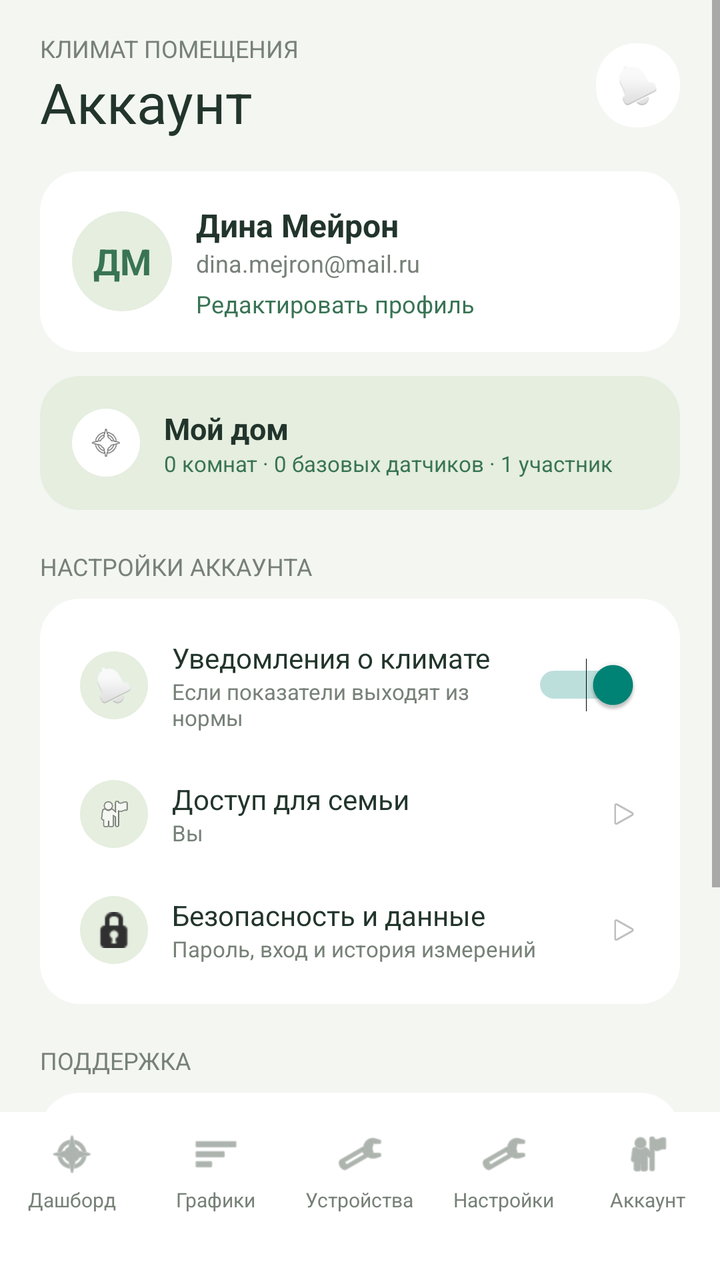
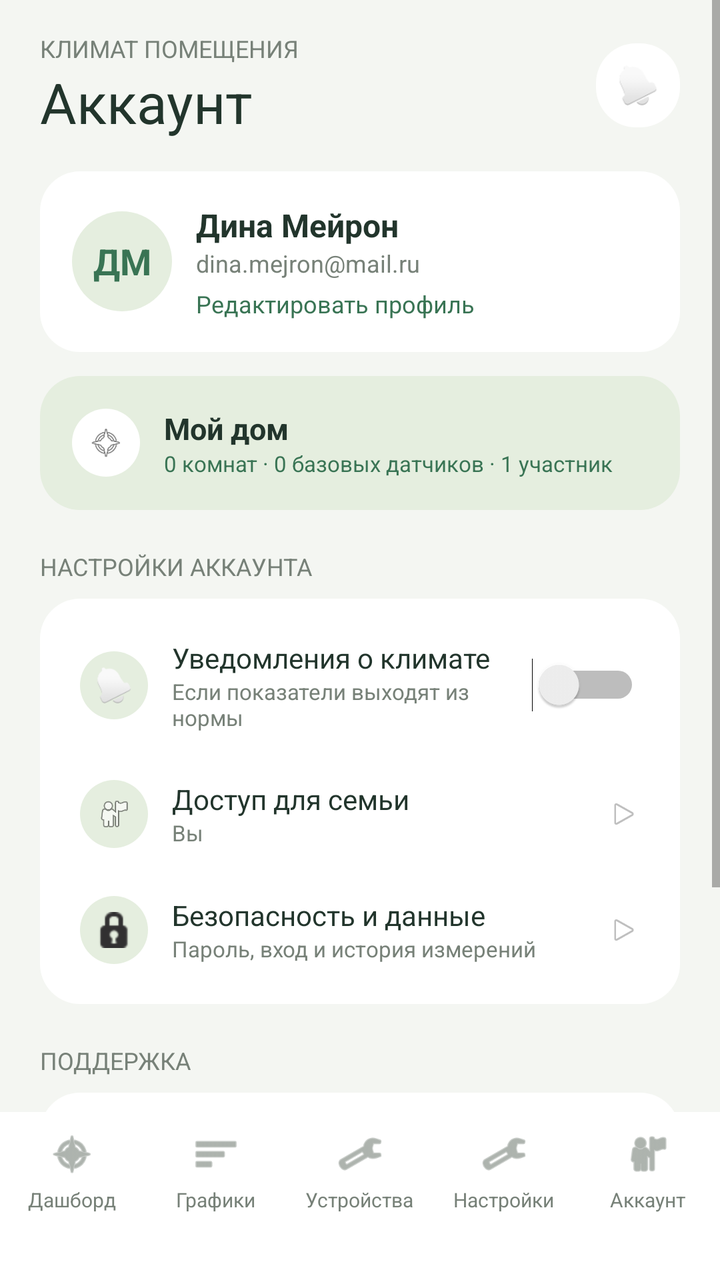

Before-and-after screenshots of an Android layout around one commit, followed by the original layout XML and the change that was made.
<!-- AndroidManifest.xml: application theme Theme.RoomClimate -->
<!-- res/layout/activity_account.xml -->
<?xml version="1.0" encoding="utf-8"?>
<androidx.constraintlayout.widget.ConstraintLayout
    xmlns:android="http://schemas.android.com/apk/res/android"
    xmlns:app="http://schemas.android.com/apk/res-auto"
    android:layout_width="match_parent"
    android:layout_height="match_parent"
    android:background="@color/bg_default">

    <ScrollView
        android:layout_width="match_parent"
        android:layout_height="0dp"
        android:fillViewport="true"
        app:layout_constraintTop_toTopOf="parent"
        app:layout_constraintBottom_toTopOf="@+id/bottomNav">

        <LinearLayout
            android:layout_width="match_parent"
            android:layout_height="wrap_content"
            android:orientation="vertical"
            android:paddingStart="20dp"
            android:paddingEnd="20dp"
            android:paddingBottom="20dp">

            
            <LinearLayout
                android:layout_width="match_parent"
                android:layout_height="wrap_content"
                android:orientation="horizontal"
                android:paddingTop="16dp"
                android:paddingBottom="16dp"
                android:gravity="center_vertical">

                <LinearLayout
                    android:layout_width="0dp"
                    android:layout_height="wrap_content"
                    android:layout_weight="1"
                    android:orientation="vertical">
                    <TextView android:layout_width="wrap_content" android:layout_height="wrap_content" android:text="@string/header_label" android:textColor="@color/gray_text" android:textSize="12sp" />
                    <TextView android:layout_width="wrap_content" android:layout_height="wrap_content" android:text="@string/account_title" android:textColor="@color/dark_text" android:textSize="28sp" />
                </LinearLayout>

                <ImageView
                    android:layout_width="42dp" android:layout_height="42dp"
                    android:background="@drawable/bg_white_card"
                    android:padding="11dp"
                    android:src="@android:drawable/ic_popup_reminder"
                    app:tint="@color/dark_text" />
            </LinearLayout>

            
            <LinearLayout
                android:layout_width="match_parent" android:layout_height="wrap_content"
                android:background="@drawable/bg_white_card"
                android:padding="16dp" android:gravity="center_vertical" android:orientation="horizontal">

                
                <TextView
                    android:id="@+id/tvAvatar"
                    android:layout_width="50dp" android:layout_height="50dp"
                    android:background="@drawable/bg_circle_green"
                    android:gravity="center"
                    android:text="ДМ" android:textColor="@color/green_primary"
                    android:textSize="18sp" android:textStyle="bold" />

                <LinearLayout
                    android:layout_width="0dp" android:layout_height="wrap_content"
                    android:layout_weight="1" android:layout_marginStart="12dp" android:orientation="vertical">
                    <TextView
                        android:id="@+id/tvFullName"
                        android:layout_width="wrap_content" android:layout_height="wrap_content"
                        android:text="Дина Мейрон" android:textColor="@color/dark_text"
                        android:textSize="16sp" android:textStyle="bold" />
                    <TextView
                        android:id="@+id/tvEmail"
                        android:layout_width="wrap_content" android:layout_height="wrap_content"
                        android:text="dina.mejron@mail.ru" android:textColor="@color/gray_text" android:textSize="12sp" />
                    <TextView
                        android:layout_width="wrap_content" android:layout_height="wrap_content"
                        android:text="@string/edit_profile" android:textColor="@color/green_primary" android:textSize="12sp" android:layout_marginTop="4dp" />
                </LinearLayout>
            </LinearLayout>

            
            <LinearLayout
                android:layout_width="match_parent" android:layout_height="wrap_content"
                android:layout_marginTop="12dp" android:background="@drawable/bg_home_card"
                android:padding="16dp" android:gravity="center_vertical" android:orientation="horizontal">
                <ImageView
                    android:layout_width="34dp" android:layout_height="34dp"
                    android:background="@drawable/bg_white_card" android:padding="8dp"
                    android:src="@android:drawable/ic_menu_compass" app:tint="@color/green_primary" />
                <LinearLayout
                    android:layout_width="0dp" android:layout_height="wrap_content"
                    android:layout_weight="1" android:layout_marginStart="12dp" android:orientation="vertical">
                    <TextView android:layout_width="wrap_content" android:layout_height="wrap_content" android:text="@string/my_home" android:textColor="@color/dark_text" android:textSize="15sp" android:textStyle="bold" />
                    <TextView android:layout_width="wrap_content" android:layout_height="wrap_content" android:text="@string/my_home_desc" android:textColor="@color/green_primary" android:textSize="11sp" />
                </LinearLayout>
            </LinearLayout>

            
            <TextView android:layout_width="match_parent" android:layout_height="wrap_content" android:layout_marginTop="20dp" android:layout_marginBottom="8dp" android:text="@string/settings_account" android:textColor="@color/gray_text" android:textSize="12sp" />

            <LinearLayout
                android:layout_width="match_parent" android:layout_height="wrap_content"
                android:background="@drawable/bg_white_card" android:orientation="vertical" android:padding="8dp">

                
                <LinearLayout android:layout_width="match_parent" android:layout_height="wrap_content" android:padding="12dp" android:gravity="center_vertical" android:orientation="horizontal">
                    <ImageView android:layout_width="34dp" android:layout_height="34dp" android:background="@drawable/bg_circle_green" android:padding="8dp" android:src="@android:drawable/ic_popup_reminder" app:tint="@color/green_primary" />
                    <LinearLayout android:layout_width="0dp" android:layout_height="wrap_content" android:layout_weight="1" android:layout_marginStart="12dp" android:orientation="vertical">
                        <TextView android:layout_width="wrap_content" android:layout_height="wrap_content" android:text="@string/climate_notifications" android:textColor="@color/dark_text" android:textSize="14sp" />
                        <TextView android:layout_width="wrap_content" android:layout_height="wrap_content" android:text="@string/climate_notifications_desc" android:textColor="@color/gray_text" android:textSize="11sp" />
                    </LinearLayout>
                    <Switch android:layout_width="wrap_content" android:layout_height="wrap_content" android:checked="true" />
                </LinearLayout>

                
                <LinearLayout android:layout_width="match_parent" android:layout_height="wrap_content" android:padding="12dp" android:gravity="center_vertical" android:orientation="horizontal">
                    <ImageView android:layout_width="34dp" android:layout_height="34dp" android:background="@drawable/bg_circle_green" android:padding="8dp" android:src="@android:drawable/ic_menu_myplaces" app:tint="@color/green_primary" />
                    <LinearLayout android:layout_width="0dp" android:layout_height="wrap_content" android:layout_weight="1" android:layout_marginStart="12dp" android:orientation="vertical">
                        <TextView android:layout_width="wrap_content" android:layout_height="wrap_content" android:text="@string/family_access" android:textColor="@color/dark_text" android:textSize="14sp" />
                        <TextView android:layout_width="wrap_content" android:layout_height="wrap_content" android:text="@string/family_access_desc" android:textColor="@color/gray_text" android:textSize="11sp" />
                    </LinearLayout>
                    <ImageView android:layout_width="16dp" android:layout_height="16dp" android:src="@android:drawable/ic_media_play" app:tint="@color/gray_text" />
                </LinearLayout>

                
                <LinearLayout android:layout_width="match_parent" android:layout_height="wrap_content" android:padding="12dp" android:gravity="center_vertical" android:orientation="horizontal">
                    <ImageView android:layout_width="34dp" android:layout_height="34dp" android:background="@drawable/bg_circle_green" android:padding="8dp" android:src="@android:drawable/ic_secure" app:tint="@color/green_primary" />
                    <LinearLayout android:layout_width="0dp" android:layout_height="wrap_content" android:layout_weight="1" android:layout_marginStart="12dp" android:orientation="vertical">
                        <TextView android:layout_width="wrap_content" android:layout_height="wrap_content" android:text="@string/security_data" android:textColor="@color/dark_text" android:textSize="14sp" />
                        <TextView android:layout_width="wrap_content" android:layout_height="wrap_content" android:text="@string/security_data_desc" android:textColor="@color/gray_text" android:textSize="11sp" />
                    </LinearLayout>
                    <ImageView android:layout_width="16dp" android:layout_height="16dp" android:src="@android:drawable/ic_media_play" app:tint="@color/gray_text" />
                </LinearLayout>
            </LinearLayout>

            
            <TextView android:layout_width="match_parent" android:layout_height="wrap_content" android:layout_marginTop="20dp" android:layout_marginBottom="8dp" android:text="@string/support_title" android:textColor="@color/gray_text" android:textSize="12sp" />

            <LinearLayout
                android:layout_width="match_parent" android:layout_height="wrap_content"
                android:background="@drawable/bg_white_card" android:padding="12dp" android:gravity="center_vertical" android:orientation="horizontal">
                <ImageView android:layout_width="34dp" android:layout_height="34dp" android:background="@drawable/bg_circle_green" android:padding="8dp" android:src="@android:drawable/ic_menu_help" app:tint="@color/green_primary" />
                <LinearLayout android:layout_width="0dp" android:layout_height="wrap_content" android:layout_weight="1" android:layout_marginStart="12dp" android:orientation="vertical">
                    <TextView android:layout_width="wrap_content" android:layout_height="wrap_content" android:text="@string/help_feedback" android:textColor="@color/dark_text" android:textSize="14sp" />
                    <TextView android:layout_width="wrap_content" android:layout_height="wrap_content" android:text="@string/help_feedback_desc" android:textColor="@color/gray_text" android:textSize="11sp" />
                </LinearLayout>
                <ImageView android:layout_width="16dp" android:layout_height="16dp" android:src="@android:drawable/ic_media_play" app:tint="@color/gray_text" />
            </LinearLayout>

            
            <TextView
                android:id="@+id/tvLogout"
                android:layout_width="match_parent" android:layout_height="wrap_content"
                android:layout_marginTop="24dp" android:text="@string/logout"
                android:textColor="@color/gray_text" android:textSize="14sp"
                android:gravity="center" />

            <TextView
                android:layout_width="match_parent" android:layout_height="wrap_content"
                android:layout_marginTop="16dp" android:text="@string/version_text"
                android:textColor="@color/gray_text" android:textSize="10sp"
                android:gravity="center" />

        </LinearLayout>
    </ScrollView>

    <include
        android:id="@+id/bottomNav"
        layout="@layout/include_bottom_nav"
        android:layout_width="match_parent"
        android:layout_height="84dp"
        app:layout_constraintBottom_toBottomOf="parent" />
</androidx.constraintlayout.widget.ConstraintLayout>
<!-- res/layout/include_bottom_nav.xml (included above) -->
<?xml version="1.0" encoding="utf-8"?>
<LinearLayout xmlns:android="http://schemas.android.com/apk/res/android"
    xmlns:app="http://schemas.android.com/apk/res-auto"
    android:id="@+id/bottomNav"
    android:layout_width="match_parent"
    android:layout_height="84dp"
    android:background="@color/white"
    android:orientation="horizontal"
    android:paddingTop="9dp"
    android:paddingBottom="8dp">

    <LinearLayout
        android:id="@+id/navDashboard"
        android:layout_width="0dp"
        android:layout_height="match_parent"
        android:layout_weight="1"
        android:gravity="center_horizontal"
        android:orientation="vertical">
        <ImageView
            android:layout_width="24dp"
            android:layout_height="24dp"
            android:src="@android:drawable/ic_menu_compass"
            app:tint="@color/gray_text" />
        <TextView
            android:layout_width="wrap_content"
            android:layout_height="wrap_content"
            android:layout_marginTop="4dp"
            android:text="@string/nav_dashboard"
            android:textColor="@color/gray_text"
            android:textSize="10sp" />
    </LinearLayout>

    <LinearLayout
        android:id="@+id/navHistory"
        android:layout_width="0dp"
        android:layout_height="match_parent"
        android:layout_weight="1"
        android:gravity="center_horizontal"
        android:orientation="vertical">
        <ImageView
            android:layout_width="24dp"
            android:layout_height="24dp"
            android:src="@android:drawable/ic_menu_sort_by_size"
            app:tint="@color/gray_text" />
        <TextView
            android:layout_width="wrap_content"
            android:layout_height="wrap_content"
            android:layout_marginTop="4dp"
            android:text="@string/nav_history"
            android:textColor="@color/gray_text"
            android:textSize="10sp" />
    </LinearLayout>

    <LinearLayout
        android:id="@+id/navDevices"
        android:layout_width="0dp"
        android:layout_height="match_parent"
        android:layout_weight="1"
        android:gravity="center_horizontal"
        android:orientation="vertical">
        <ImageView
            android:layout_width="24dp"
            android:layout_height="24dp"
            android:src="@android:drawable/ic_menu_manage"
            app:tint="@color/gray_text" />
        <TextView
            android:layout_width="wrap_content"
            android:layout_height="wrap_content"
            android:layout_marginTop="4dp"
            android:text="@string/nav_devices"
            android:textColor="@color/gray_text"
            android:textSize="10sp" />
    </LinearLayout>

    <LinearLayout
        android:id="@+id/navSettings"
        android:layout_width="0dp"
        android:layout_height="match_parent"
        android:layout_weight="1"
        android:gravity="center_horizontal"
        android:orientation="vertical">
        <ImageView
            android:layout_width="24dp"
            android:layout_height="24dp"
            android:src="@android:drawable/ic_menu_preferences"
            app:tint="@color/gray_text" />
        <TextView
            android:layout_width="wrap_content"
            android:layout_height="wrap_content"
            android:layout_marginTop="4dp"
            android:text="@string/nav_settings"
            android:textColor="@color/gray_text"
            android:textSize="10sp" />
    </LinearLayout>

    <LinearLayout
        android:id="@+id/navAccount"
        android:layout_width="0dp"
        android:layout_height="match_parent"
        android:layout_weight="1"
        android:gravity="center_horizontal"
        android:orientation="vertical">
        <ImageView
            android:layout_width="24dp"
            android:layout_height="24dp"
            android:src="@android:drawable/ic_menu_myplaces"
            app:tint="@color/gray_text" />
        <TextView
            android:layout_width="wrap_content"
            android:layout_height="wrap_content"
            android:layout_marginTop="4dp"
            android:text="@string/nav_account"
            android:textColor="@color/gray_text"
            android:textSize="10sp" />
    </LinearLayout>
</LinearLayout>
<!-- resources referenced by this layout -->
<resources>
  <color name="bg_default">#F4F6F2</color>
  <color name="dark_text">#22352C</color>
  <color name="gray_text">#778178</color>
  <color name="green_primary">#397454</color>
  <color name="white">#FFFFFF</color>
  <!-- drawable bg_circle_green (drawable) -->
  <?xml version="1.0" encoding="utf-8"?>
  <shape xmlns:android="http://schemas.android.com/apk/res/android" android:shape="oval">
      <solid android:color="@color/green_light" />
  </shape>
  <!-- drawable bg_home_card (drawable) -->
  <?xml version="1.0" encoding="utf-8"?>
  <shape xmlns:android="http://schemas.android.com/apk/res/android" android:shape="rectangle">
      <solid android:color="@color/green_light" />
      <corners android:radius="20dp" />
  </shape>
  <!-- drawable bg_white_card (drawable) -->
  <?xml version="1.0" encoding="utf-8"?>
  <shape xmlns:android="http://schemas.android.com/apk/res/android" android:shape="rectangle">
      <solid android:color="@color/white" />
      <corners android:radius="20dp" />
  </shape>
  <string name="account_title">Аккаунт</string>
  <string name="climate_notifications">Уведомления о климате</string>
  <string name="climate_notifications_desc">Если показатели выходят из нормы</string>
  <string name="edit_profile">Редактировать профиль</string>
  <string name="family_access">Доступ для семьи</string>
  <string name="family_access_desc">Вы</string>
  <string name="header_label">КЛИМАТ ПОМЕЩЕНИЯ</string>
  <string name="help_feedback">Помощь и обратная связь</string>
  <string name="help_feedback_desc">Поможем настроить климат дома</string>
  <string name="logout">Выйти из аккаунта</string>
  <string name="my_home">Мой дом</string>
  <string name="my_home_desc">0 комнат · 0 базовых датчиков · 1 участник</string>
  <string name="nav_account">Аккаунт</string>
  <string name="nav_dashboard">Дашборд</string>
  <string name="nav_devices">Устройства</string>
  <string name="nav_history">Графики</string>
  <string name="nav_settings">Настройки</string>
  <string name="security_data">Безопасность и данные</string>
  <string name="security_data_desc">Пароль, вход и история измерений</string>
  <string name="settings_account">НАСТРОЙКИ АККАУНТА</string>
  <string name="support_title">ПОДДЕРЖКА</string>
  <string name="version_text">Мониторинг климата · Версия 1.0.0</string>
  <style name="Theme.RoomClimate" parent="Base.Theme.RoomClimate" />
  <color name="green_light">#E5EEDF</color>
  <style name="Base.Theme.RoomClimate" parent="Theme.AppCompat.Light.NoActionBar">
          
      </style>
</resources>

<!-- the commit's change to res/layout/activity_account.xml (unified diff, before → after) -->
@@ -111,7 +111,10 @@
                         <TextView android:layout_width="wrap_content" android:layout_height="wrap_content" android:text="@string/climate_notifications" android:textColor="@color/dark_text" android:textSize="14sp" />
                         <TextView android:layout_width="wrap_content" android:layout_height="wrap_content" android:text="@string/climate_notifications_desc" android:textColor="@color/gray_text" android:textSize="11sp" />
                     </LinearLayout>
-                    <Switch android:layout_width="wrap_content" android:layout_height="wrap_content" android:checked="true" />
+                    <Switch
+                        android:id="@+id/switchClimateAlerts"
+                        android:layout_width="wrap_content"
+                        android:layout_height="wrap_content" />
                 </LinearLayout>
 
                 
